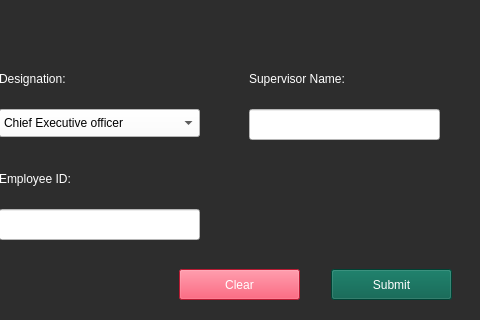
Old version of the form qtPro/mainwindow.ui in the repository Maliksaad231224/QT-C-Software-House-Database-System; both pictures show x 581 to 1061 and y 361 to 681 of the 1061 by 681 pixel window.
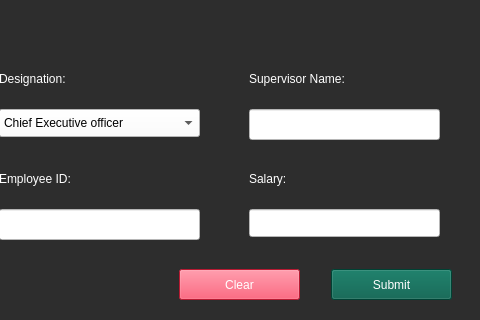
New version of the form. The open tabs and pages were chosen to show the change. Icons and pictures are not drawn.

Commit message: salary column added

```diff
--- a/qtPro/mainwindow.ui
+++ b/qtPro/mainwindow.ui
@@ -3129,6 +3129,38 @@
 </string>
       </property>
      </widget>
+     <widget class="QLabel" name="label_79">
+      <property name="geometry">
+       <rect>
+        <x>830</x>
+        <y>530</y>
+        <width>63</width>
+        <height>20</height>
+       </rect>
+      </property>
+      <property name="styleSheet">
+       <string notr="true">color:white;
+font: 10pt &quot;Tahoma&quot;;</string>
+      </property>
+      <property name="text">
+       <string>Salary:</string>
+      </property>
+     </widget>
+     <widget class="QLineEdit" name="salary">
+      <property name="geometry">
+       <rect>
+        <x>830</x>
+        <y>570</y>
+        <width>191</width>
+        <height>28</height>
+       </rect>
+      </property>
+      <property name="styleSheet">
+       <string notr="true">color:black;
+background-color: rgba(255,255,255,255);
+</string>
+      </property>
+     </widget>
     </widget>
     <widget class="QWidget" name="UpdateEmployee">
      <widget class="QFrame" name="frame_24">
```
Left out of the diff: 2 changed lines with no effect on the pictures. The commit also changes 11 other files.
